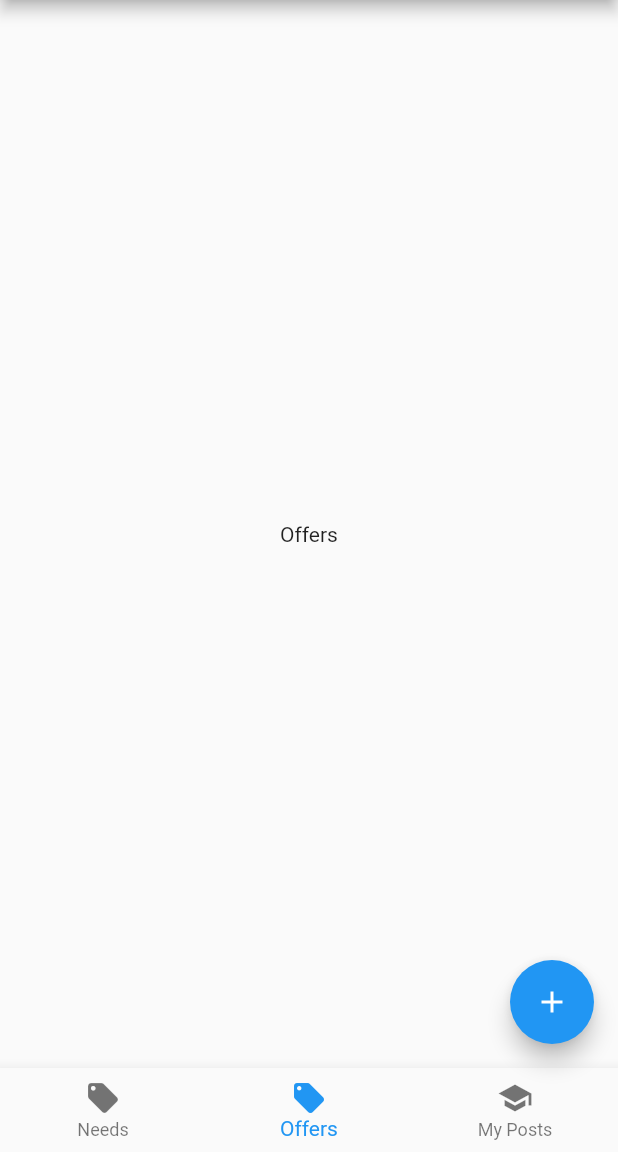
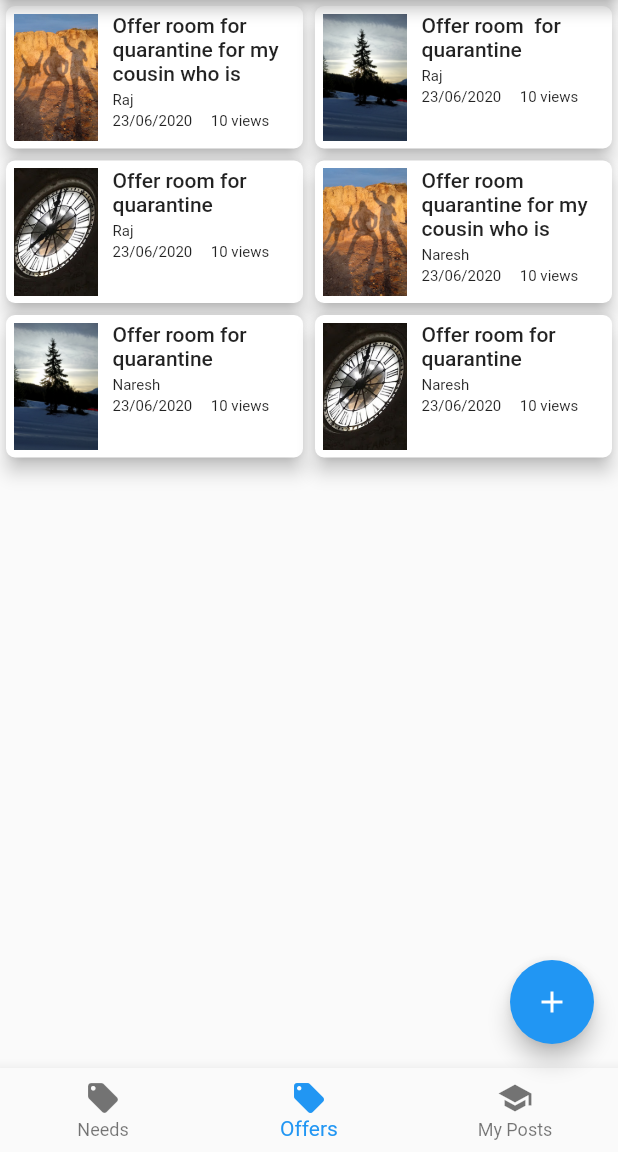
Before and after one commit to nareshidiga/CommunityShareApp, a Flutter app: the HomeScreen screen opened directly, item 2 of the bottom bar chosen, on a phone screen of 412 x 824 dp, the part 84-1236 px from its top. Run offline on Flutter 3.47's test engine with Material 2 defaults, Android fonts, the phone set to English and light mode, and no system bars; drawn by our look-alikes of flutter_speed_dial; our stand-ins replace flutter_feather_icons, google_fonts, rxdart; Roboto replaces fonts that are missing (Hind).

Commit message:
Add offer screen Remove center widget from home to fix grid view display

```diff
--- a/community_market_place/lib/models/offers.dart
+++ b/community_market_place/lib/models/offers.dart
@@ -1,12 +1,71 @@
 class Offer {
   String imageUrl;
-  String name;
+  String userIcon;
+  String title;
+  String user;
+  String date;
+  String description;
+  int viewCount;
 
-  Offer({this.imageUrl, this.name});
+  Offer(
+      {this.imageUrl,
+        this.userIcon,
+        this.title,
+        this.user,
+        this.date,
+        this.viewCount,
+        this.description});
 }
 
-List<Offer> needs = [
-  Offer(imageUrl: "images/pic1.jpg", name: "Restaurants"),
-  Offer(imageUrl: "images/pic2.jpg", name: "Grocery Stores"),
-  Offer(imageUrl: "images/pic3.jpg", name: "Park and Trails"),
+List<Offer> offers = [
+  Offer(
+      imageUrl: "images/pic1.jpg",
+      userIcon: "images/pic1.jpg",
+      title:
+      "Offer room for quarantine for my cousin who is suffering from covid-19 Need room for quarantine for my cousin who is suffering from covid-19",
+      user: "Raj",
+      date: "23/06/2020",
+      viewCount: 10,
+      description: "I need extra room"),
+  Offer(
+      imageUrl: "images/pic3.jpg",
+      userIcon: "images/pic3.jpg",
+      title: "Offer room  for quarantine",
+      user: "Raj",
+      date: "23/06/2020",
+      viewCount: 10,
+      description: "I need extra room"),
+  Offer(
+      imageUrl: "images/pic4.jpg",
+      userIcon: "images/pic2.jpg",
+      title: "Offer room for quarantine",
+      user: "Raj",
+      date: "23/06/2020",
+      viewCount: 10,
+      description: "I need extra room"),
+  Offer(
+      imageUrl: "images/pic1.jpg",
+      userIcon: "images/pic1.jpg",
+      title:
+      "Offer room quarantine for my cousin who is suffering from covid-19 Need room for quarantine for my cousin who is suffering from covid-19",
+      user: "Naresh",
+      date: "23/06/2020",
+      viewCount: 10,
+      description: "I need extra room"),
+  Offer(
+      imageUrl: "images/pic3.jpg",
+      userIcon: "images/pic3.jpg",
+      title: "Offer room for quarantine",
+      user: "Naresh",
+      date: "23/06/2020",
+      viewCount: 10,
+      description: "I need extra room"),
+  Offer(
+      imageUrl: "images/pic4.jpg",
+      userIcon: "images/pic2.jpg",
+      title: "Offer room for quarantine",
+      user: "Naresh",
+      date: "23/06/2020",
+      viewCount: 10,
+      description: "I need extra room"),
 ];
--- a/community_market_place/lib/screens/home.dart
+++ b/community_market_place/lib/screens/home.dart
@@ -45,9 +45,7 @@ class HomeScreenState extends State<HomeScreen> {
           )
         ],
       ),
-      body: Center(
-        child: _widgetOptions.elementAt(_selectedIndex),
-      ),
+      body: _widgetOptions.elementAt(_selectedIndex),
       bottomNavigationBar: BottomNavigationBar(
         items: const <BottomNavigationBarItem>[
           BottomNavigationBarItem(
--- a/community_market_place/lib/screens/offers_screen.dart
+++ b/community_market_place/lib/screens/offers_screen.dart
@@ -1,3 +1,6 @@
+
+import 'package:communitymarketplace/models/needs.dart';
+import 'package:communitymarketplace/models/offers.dart';
 import 'package:flutter/material.dart';
 
 class Offers extends StatefulWidget {
@@ -6,11 +9,129 @@ class Offers extends StatefulWidget {
 }
 
 class _OffersState extends State<Offers> {
+  Widget build(BuildContext context) {
+   return GridView.builder(
+       shrinkWrap: true,
+       itemCount: offers.length,
+       gridDelegate: new SliverGridDelegateWithMaxCrossAxisExtent(
+         maxCrossAxisExtent: 300, childAspectRatio: 4/ 2),
+
+       itemBuilder: (BuildContext context, int index) {
+         Offer offer = offers[index];
+         return OfferListItem(
+           tap: () {},
+           thumbnail: Container(
+             margin: EdgeInsets.only(left: 5, right: 5),
+             height: 100,
+             child: Image(
+               image: AssetImage(offer.imageUrl), fit: BoxFit.cover)),
+           title: offer.title,
+           user: offer.user,
+           date: offer.date,
+           viewCount: offer.viewCount
+         );
+       }
+   );
+  }
+}
+
+class OfferListItem extends StatelessWidget {
+  const OfferListItem({
+    this.thumbnail,
+    this.title,
+    this.user,
+    this.date,
+    this.viewCount,
+    this.tap,
+  });
+
+  final Widget thumbnail;
+  final String title;
+  final String user;
+  final String date;
+  final int viewCount;
+  final GestureTapCallback tap;
+
   @override
   Widget build(BuildContext context) {
-    return Container(
-        child: Text(
-      'Offers',
-    ));
+    return InkWell(
+      onTap: tap,
+      child: Card(
+        shape: RoundedRectangleBorder(
+            borderRadius: BorderRadius.all(Radius.circular(6.0))),
+        elevation: 5,
+        child: Padding(
+          padding: const EdgeInsets.symmetric(vertical: 5.0),
+          child: Row(
+            crossAxisAlignment: CrossAxisAlignment.start,
+            children: <Widget>[
+              Expanded(
+                flex: 1,
+                child: thumbnail,
+              ),
+              Expanded(
+                flex: 2,
+                child: _OfferPostDescription(
+                  title: title,
+                  user: user,
+                  date: date,
+                  viewCount: viewCount,
+                ),
+              ),
+            ],
+          ),
+        ),
+      ),
+    );
   }
 }
+
+class _OfferPostDescription extends StatelessWidget {
+  const _OfferPostDescription({
+    Key key,
+    this.title,
+    this.user,
+    this.date,
+    this.viewCount,
+  }) : super(key: key);
+
+  final String title;
+  final String user;
+  final String date;
+  final int viewCount;
+
+  @override
+  Widget build(BuildContext context) {
+    return Padding(
+      padding: const EdgeInsets.fromLTRB(5.0, 0.0, 0.0, 0.0),
+      child: Column(
+        crossAxisAlignment: CrossAxisAlignment.start,
+        children: <Widget>[
+          Text(
+            title,
+            maxLines: 3,
+            style: const TextStyle(
+              fontWeight: FontWeight.w500,
+              fontSize: 14.0,
+            ),
+          ),
+          const Padding(padding: EdgeInsets.symmetric(vertical: 2.0)),
+          Text(
+            user,
+            style: const TextStyle(fontSize: 10.0),
+          ),
+          const Padding(padding: EdgeInsets.symmetric(vertical: 1.0)),
+          Text(
+            date + '     ' + '$viewCount views',
+            style: const TextStyle(fontSize: 10.0),
+          ),
+/*          const Padding(padding: EdgeInsets.symmetric(vertical: 1.0)),
+          Text(
+            '$viewCount views',
+            style: const TextStyle(fontSize: 10.0),
+          ),*/
+        ],
+      ),
+    );
+  }
+}
```
Also changed, not shown: community_market_place/pubspec.lock.
